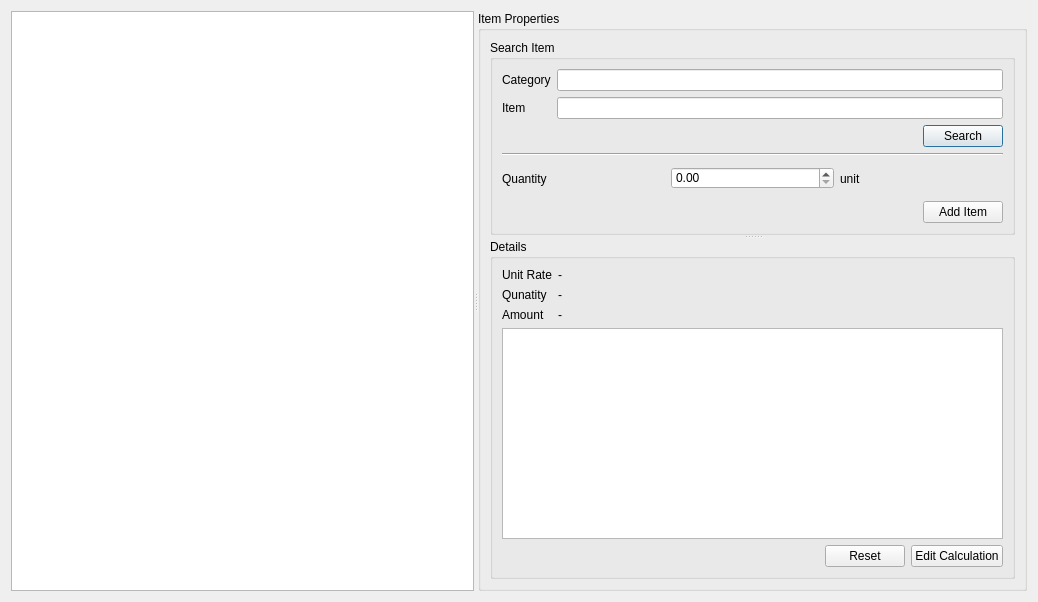
Qt form core/worksheetwidget.ui (Asitha/Estima) before a commit.
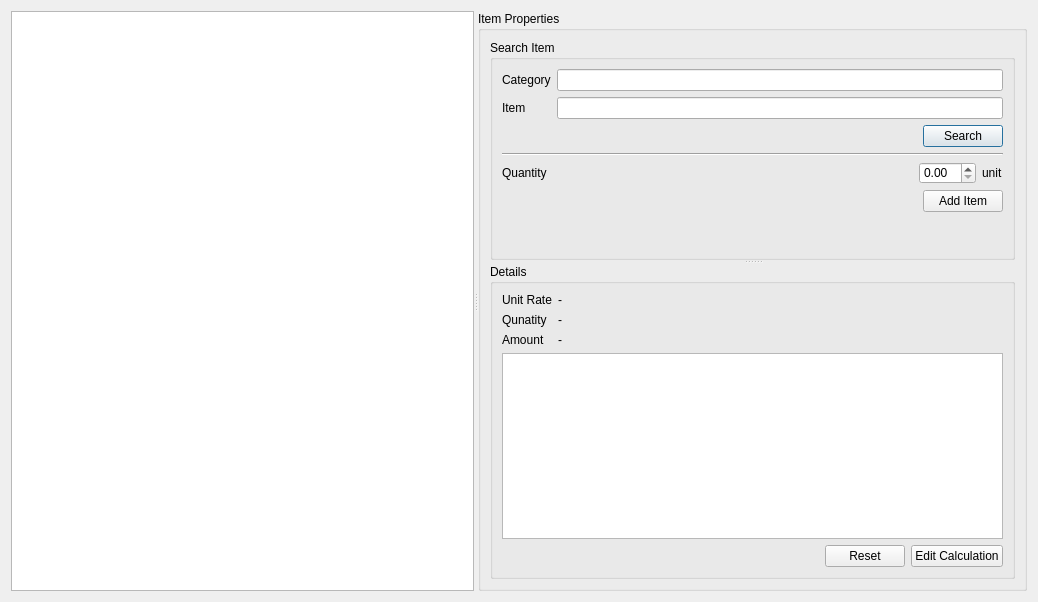
The same form after that commit.

Diff of the .ui file:
```diff
--- a/core/worksheetwidget.ui
+++ b/core/worksheetwidget.ui
@@ -53,7 +53,7 @@
           <property name="title">
            <string>Search Item</string>
           </property>
-          <layout class="QHBoxLayout" name="horizontalLayout_8">
+          <layout class="QVBoxLayout" name="verticalLayout_5">
            <item>
             <layout class="QVBoxLayout" name="verticalLayout_2">
              <item>
@@ -115,8 +115,6 @@
               </widget>
              </item>
              <item>
-              <layout class="QGridLayout" name="gridLayout">
-               <item row="0" column="0">
                 <layout class="QHBoxLayout" name="horizontalLayout_4">
                  <item>
                   <widget class="QLabel" name="label_6">
@@ -126,6 +124,21 @@
                   </widget>
                  </item>
                  <item>
+                <layout class="QHBoxLayout" name="horizontalLayout_2">
+                 <item>
+                  <spacer name="horizontalSpacer_4">
+                   <property name="orientation">
+                    <enum>Qt::Horizontal</enum>
+                   </property>
+                   <property name="sizeHint" stdset="0">
+                    <size>
+                     <width>40</width>
+                     <height>20</height>
+                    </size>
+                   </property>
+                  </spacer>
+                 </item>
+                 <item>
                   <widget class="QDoubleSpinBox" name="quantitySpinBox"/>
                  </item>
                  <item>
@@ -137,7 +150,9 @@
                  </item>
                 </layout>
                </item>
-               <item row="1" column="0">
+              </layout>
+             </item>
+             <item>
                 <layout class="QHBoxLayout" name="horizontalLayout_3">
                  <item>
                   <spacer name="horizontalSpacer_2">
@@ -163,7 +178,18 @@
                </item>
               </layout>
              </item>
-            </layout>
+           <item>
+            <spacer name="verticalSpacer">
+             <property name="orientation">
+              <enum>Qt::Vertical</enum>
+             </property>
+             <property name="sizeHint" stdset="0">
+              <size>
+               <width>20</width>
+               <height>40</height>
+              </size>
+             </property>
+            </spacer>
            </item>
           </layout>
          </widget>
```
Lines whose indentation alone changed are shown as unchanged.
